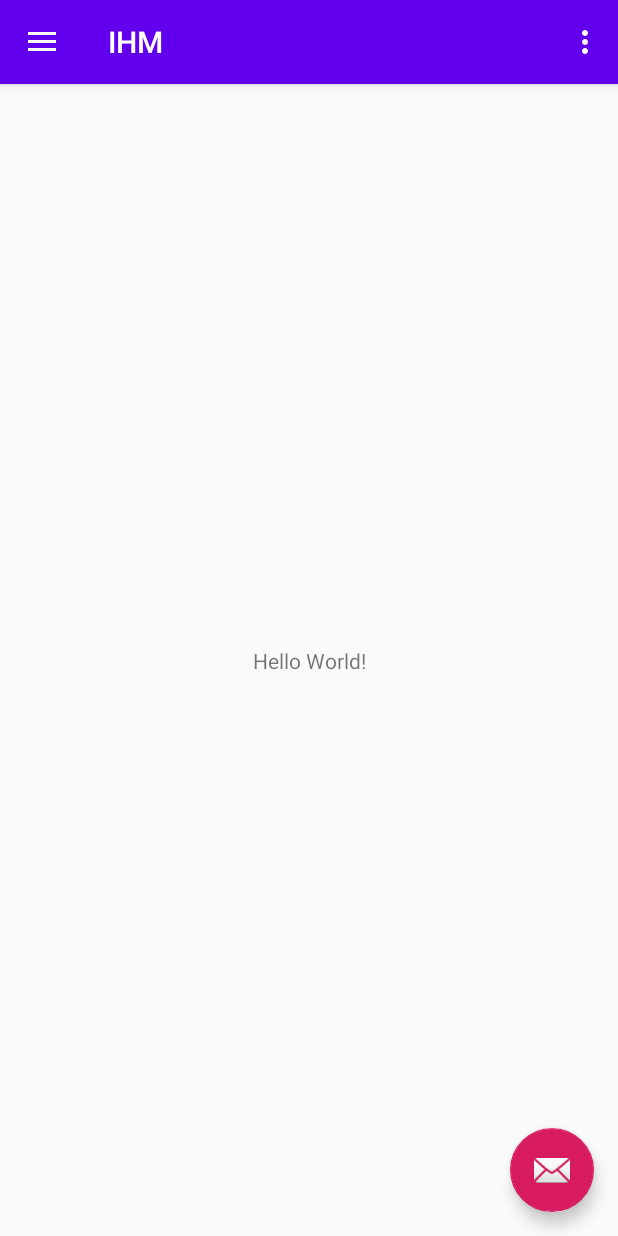
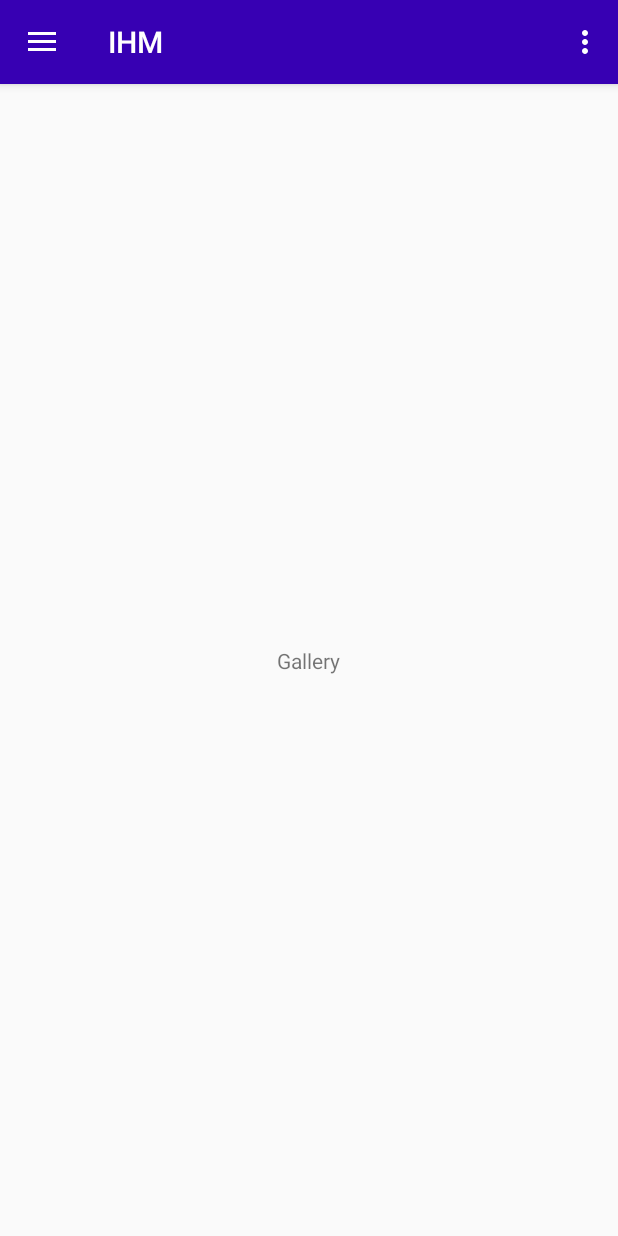
Before and after one commit to HouriRuben/IHM-ANDROID, an Android app: the screen it shows after launch (MainActivity), in the side drawer, after a tap on "Gallery", on a phone screen of 412 x 824 dp. Run offline under Robolectric (Android 15) with nearby library versions, the phone set to English and light mode, and no system bars.

Commit message:
Charte graphique + Modification texte

```diff
--- a/app/src/main/java/com/example/ihm/MainActivity.java
+++ b/app/src/main/java/com/example/ihm/MainActivity.java
@@ -12,9 +12,11 @@ import android.support.v7.app.AppCompatActivity;
 import android.support.v7.widget.Toolbar;
 import android.view.Menu;
 import android.view.MenuItem;
+import android.widget.TextView;
 
 public class MainActivity extends AppCompatActivity
         implements NavigationView.OnNavigationItemSelectedListener {
+    private TextView Text;
 
     @Override
     protected void onCreate(Bundle savedInstanceState) {
@@ -22,15 +24,6 @@ public class MainActivity extends AppCompatActivity
         setContentView(R.layout.activity_main);
         Toolbar toolbar = (Toolbar) findViewById(R.id.toolbar);
         setSupportActionBar(toolbar);
-
-        FloatingActionButton fab = (FloatingActionButton) findViewById(R.id.fab);
-        fab.setOnClickListener(new View.OnClickListener() {
-            @Override
-            public void onClick(View view) {
-                Snackbar.make(view, "Replace with your own action", Snackbar.LENGTH_LONG)
-                        .setAction("Action", null).show();
-            }
-        });
 
         DrawerLayout drawer = (DrawerLayout) findViewById(R.id.drawer_layout);
         ActionBarDrawerToggle toggle = new ActionBarDrawerToggle(
@@ -40,6 +33,7 @@ public class MainActivity extends AppCompatActivity
 
         NavigationView navigationView = (NavigationView) findViewById(R.id.nav_view);
         navigationView.setNavigationItemSelectedListener(this);
+        this.Text = (TextView) findViewById(R.id.changetext);
     }
 
     @Override
@@ -82,15 +76,22 @@ public class MainActivity extends AppCompatActivity
 
         if (id == R.id.nav_camera) {
             // Handle the camera action
+            Text.setText("Camera");
+
         } else if (id == R.id.nav_gallery) {
+            Text.setText("Gallery");
 
         } else if (id == R.id.nav_slideshow) {
+            Text.setText("Slideshow");
 
         } else if (id == R.id.nav_manage) {
+            Text.setText("Manage");
 
         } else if (id == R.id.nav_share) {
+            Text.setText("Share");
 
         } else if (id == R.id.nav_send) {
+            Text.setText("Send");
 
         }
 
--- a/app/src/main/res/layout/app_bar_main.xml
+++ b/app/src/main/res/layout/app_bar_main.xml
@@ -15,19 +15,11 @@
             android:id="@+id/toolbar"
             android:layout_width="match_parent"
             android:layout_height="?attr/actionBarSize"
-            android:background="@color/design_default_color_primary"
+            android:background="@color/design_default_color_primary_dark"
             app:popupTheme="@style/AppTheme.PopupOverlay" />
 
     </android.support.design.widget.AppBarLayout>
 
     <include layout="@layout/content_main" />
 
-    <android.support.design.widget.FloatingActionButton
-        android:id="@+id/fab"
-        android:layout_width="wrap_content"
-        android:layout_height="wrap_content"
-        android:layout_gravity="bottom|end"
-        android:layout_margin="@dimen/fab_margin"
-        app:srcCompat="@android:drawable/ic_dialog_email" />
-
 </android.support.design.widget.CoordinatorLayout>
--- a/app/src/main/res/layout/content_main.xml
+++ b/app/src/main/res/layout/content_main.xml
@@ -9,6 +9,7 @@
     tools:showIn="@layout/app_bar_main">
 
     <TextView
+        android:id="@+id/changetext"
         android:layout_width="wrap_content"
         android:layout_height="wrap_content"
         android:text="Hello World!"
--- a/app/src/main/res/values/colors.xml
+++ b/app/src/main/res/values/colors.xml
@@ -1,6 +1,6 @@
 <?xml version="1.0" encoding="utf-8"?>
 <resources>
-    <color name="colorPrimary">#008577</color>
-    <color name="colorPrimaryDark">#00574B</color>
+    <color name="colorPrimary">#3c84d1</color>
+    <color name="colorPrimaryDark">#003a85</color>
     <color name="colorAccent">#D81B60</color>
 </resources>
```
